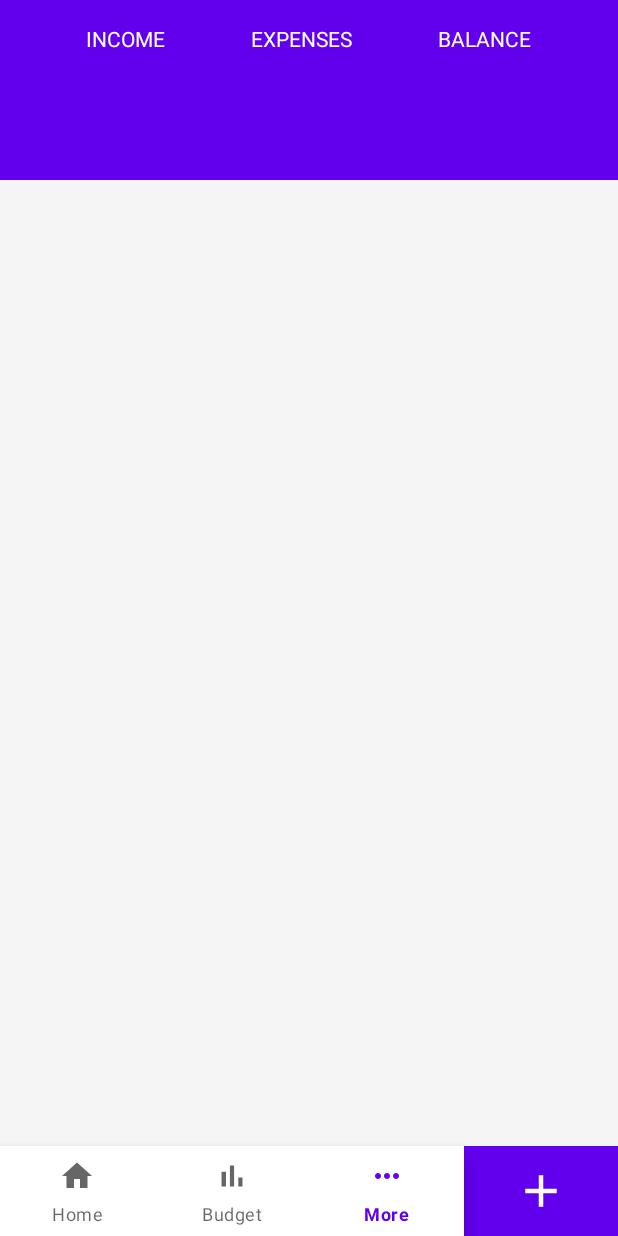
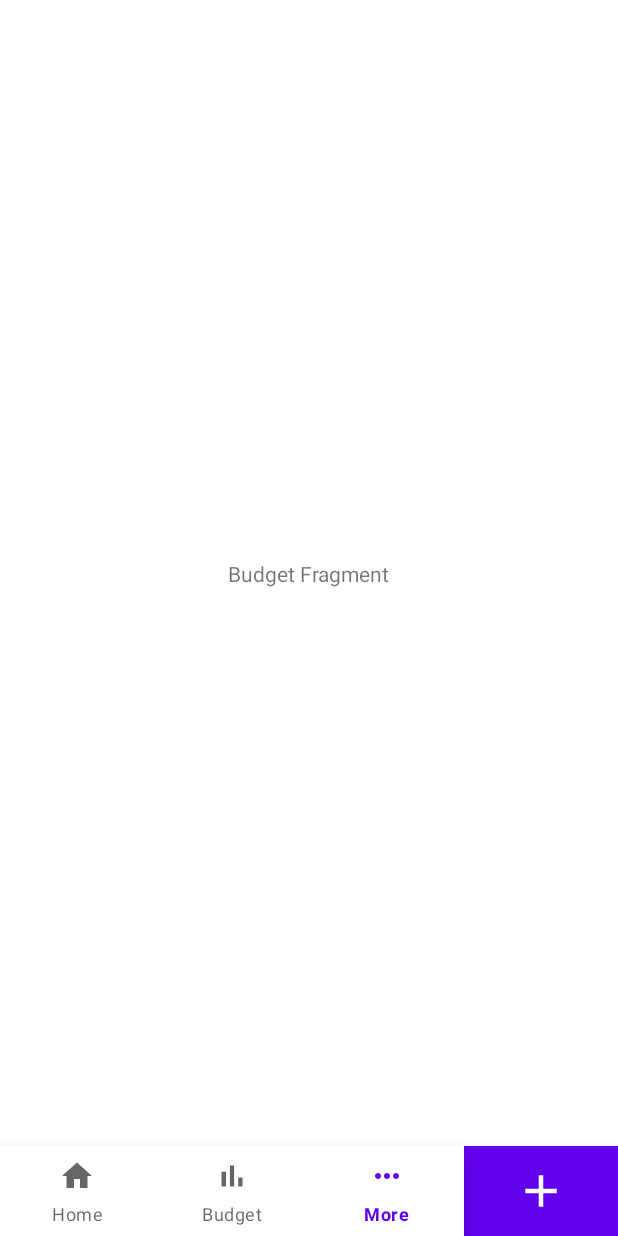
Before and after one commit to Omar-su/TDA367-LEEFO-Project, an Android app: the screen it shows after launch (MainActivity), item 3 of the bottom bar chosen, on a phone screen of 412 x 824 dp. Run offline under Robolectric (Android 15) with nearby library versions, the phone set to English and light mode, and no system bars.

Commit message:
now you can navigate too the budgetFragment by clickng the option in menu. For now every menu item lead to the budget fragment.

```diff
--- a/app/src/main/java/com/leefo/budgetapplication/view/MainActivity.java
+++ b/app/src/main/java/com/leefo/budgetapplication/view/MainActivity.java
@@ -3,6 +3,7 @@ package com.leefo.budgetapplication.view;
 import androidx.appcompat.app.AppCompatActivity;
 import androidx.core.content.ContextCompat;
 import androidx.fragment.app.Fragment;
+import androidx.fragment.app.FragmentManager;
 
 import android.graphics.Color;
 import android.os.Bundle;
@@ -24,6 +25,7 @@ public class MainActivity extends AppCompatActivity {
         //textView.setBackgroundColor(ContextCompat.getColor(this, R.color.purple_500));
         //textView.setBackgroundColor(Color.parseColor("#A0A0A0"));
 
+        FragmentManager fragmentManager = getSupportFragmentManager();
         BottomNavigationView bottomNav = findViewById(R.id.bottomNavigation);
         bottomNav.setOnItemSelectedListener(item -> {
 
@@ -36,16 +38,16 @@ public class MainActivity extends AppCompatActivity {
 
                 case R.id.nav_home:
                     makeToast("Home was clicked");
-                    //fragment = new BudgetFragment();
+                    fragment = new BudgetFragment();
                     break;
 
                 case R.id.nav_more:
                     makeToast("More was clicked");
-                    //fragment = new BudgetFragment();
+                    fragment = new BudgetFragment();
                     break;
             }
 
-            //getSupportFragmentManager().beginTransaction().replace(R.id.FrameLayout_large, fragment).commit();
+            fragmentManager.beginTransaction().add(R.id.FrameLayout_large, fragment).commit();
 
             return true;
         });
--- a/app/src/main/res/layout/activity_main.xml
+++ b/app/src/main/res/layout/activity_main.xml
@@ -6,17 +6,6 @@
     android:layout_height="match_parent"
     android:background="@color/grey_background"
     tools:context=".view.MainActivity">
-
-    <FrameLayout
-        android:id="@+id/FrameLayout_large"
-        android:layout_width="match_parent"
-        android:layout_height="0dp"
-        app:layout_constraintBottom_toTopOf="@+id/bottomNavigationView"
-        app:layout_constraintEnd_toEndOf="parent"
-        app:layout_constraintStart_toStartOf="parent"
-        app:layout_constraintTop_toTopOf="@+id/constraintLayout">
-
-    </FrameLayout>
 
     <com.google.android.material.bottomnavigation.BottomNavigationView
         android:id="@+id/bottomNavigation"
@@ -87,16 +76,28 @@
 
     </androidx.constraintlayout.widget.ConstraintLayout>
 
+
+
     <FrameLayout
         android:id="@+id/FrameLayout_middleSection_Home"
         android:layout_width="match_parent"
         android:layout_height="549dp"
-        app:layout_constraintBottom_toTopOf="@+id/bottomNavigationView"
+        app:layout_constraintBottom_toTopOf="@+id/bottomNavigation"
         app:layout_constraintEnd_toEndOf="parent"
         app:layout_constraintStart_toStartOf="parent"
         app:layout_constraintTop_toBottomOf="@+id/constraintLayout">
 
     </FrameLayout>
 
+    <FrameLayout
+        android:id="@+id/FrameLayout_large"
+        android:layout_width="match_parent"
+        android:layout_height="0dp"
+        app:layout_constraintBottom_toTopOf="@+id/bottomNavigation"
+        app:layout_constraintEnd_toEndOf="parent"
+        app:layout_constraintStart_toStartOf="parent"
+        app:layout_constraintTop_toTopOf="@+id/constraintLayout">
+
+    </FrameLayout>
 
 </androidx.constraintlayout.widget.ConstraintLayout>
--- a/app/src/main/res/layout/fragment_budget.xml
+++ b/app/src/main/res/layout/fragment_budget.xml
@@ -4,6 +4,7 @@
     xmlns:tools="http://schemas.android.com/tools"
     android:layout_width="match_parent"
     android:layout_height="match_parent"
+    android:background="@color/white"
     tools:context=".view.BudgetFragment">
 
     <TextView
```
